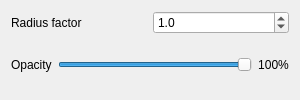
The window that VanDerWaals/form/SEVanDerWaalsVisualModelProperties.ui (1A-OneAngstrom/SAMSON-Developer-Tutorials) describes before a commit, drawn with Qt 5.
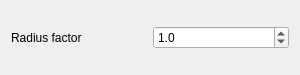
The same window after the commit.

Patch:
```diff
--- a/VanDerWaals/form/SEVanDerWaalsVisualModelProperties.ui
+++ b/VanDerWaals/form/SEVanDerWaalsVisualModelProperties.ui
@@ -7,13 +7,13 @@
     <x>0</x>
     <y>0</y>
     <width>300</width>
-    <height>100</height>
+    <height>75</height>
    </rect>
   </property>
   <property name="minimumSize">
    <size>
     <width>300</width>
-    <height>100</height>
+    <height>75</height>
    </size>
   </property>
   <property name="windowTitle">
@@ -34,8 +34,11 @@
        <property name="decimals">
         <number>1</number>
        </property>
+       <property name="minimum">
+        <double>0.100000000000000</double>
+       </property>
        <property name="maximum">
-        <double>3.000000000000000</double>
+        <double>2.500000000000000</double>
        </property>
        <property name="singleStep">
         <double>0.100000000000000</double>
@@ -47,49 +50,6 @@
      </item>
     </layout>
    </item>
-   <item>
-    <layout class="QHBoxLayout" name="horizontalLayout_2">
-     <item>
-      <widget class="QLabel" name="labelOpacity">
-       <property name="text">
-        <string>Opacity</string>
-       </property>
-      </widget>
-     </item>
-     <item>
-      <widget class="QSlider" name="horizontalSliderOpacity">
-       <property name="maximum">
-        <number>100</number>
-       </property>
-       <property name="value">
-        <number>100</number>
-       </property>
-       <property name="tracking">
-        <bool>true</bool>
-       </property>
-       <property name="orientation">
-        <enum>Qt::Horizontal</enum>
-       </property>
-       <property name="tickPosition">
-        <enum>QSlider::NoTicks</enum>
-       </property>
-       <property name="tickInterval">
-        <number>10</number>
-       </property>
-      </widget>
-     </item>
-     <item>
-      <widget class="QLabel" name="labelOpacityValue">
-       <property name="text">
-        <string>100%</string>
-       </property>
-       <property name="alignment">
-        <set>Qt::AlignCenter</set>
-       </property>
-      </widget>
-     </item>
-    </layout>
-   </item>
   </layout>
  </widget>
  <resources/>
```
Left out of the diff: 16 changed lines with no effect on the pictures.
